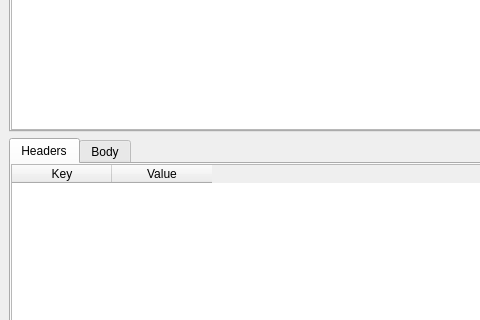
First picture: the form in mainwindow.ui, repository jesusha123/comet, before the edit; both pictures show x 0 to 480 and y 168 to 488 of the 800 by 600 pixel window.
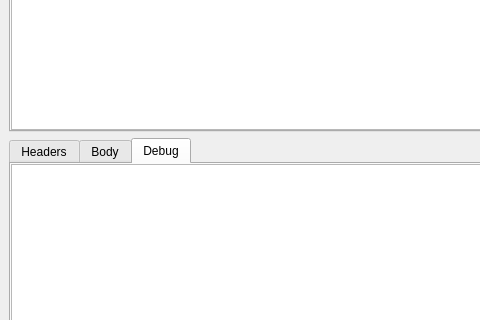
Second picture: the form after the edit. The open tabs and pages were chosen to show the change. Custom widgets are drawn as their Qt base class.

```diff
--- a/mainwindow.ui
+++ b/mainwindow.ui
@@ -95,6 +95,14 @@
         <string>Body</string>
        </attribute>
       </widget>
+      <widget class="QPlainTextEdit" name="debugPlainTextEdit">
+       <property name="readOnly">
+        <bool>true</bool>
+       </property>
+       <attribute name="title">
+        <string>Debug</string>
+       </attribute>
+      </widget>
      </widget>
     </item>
    </layout>
```
